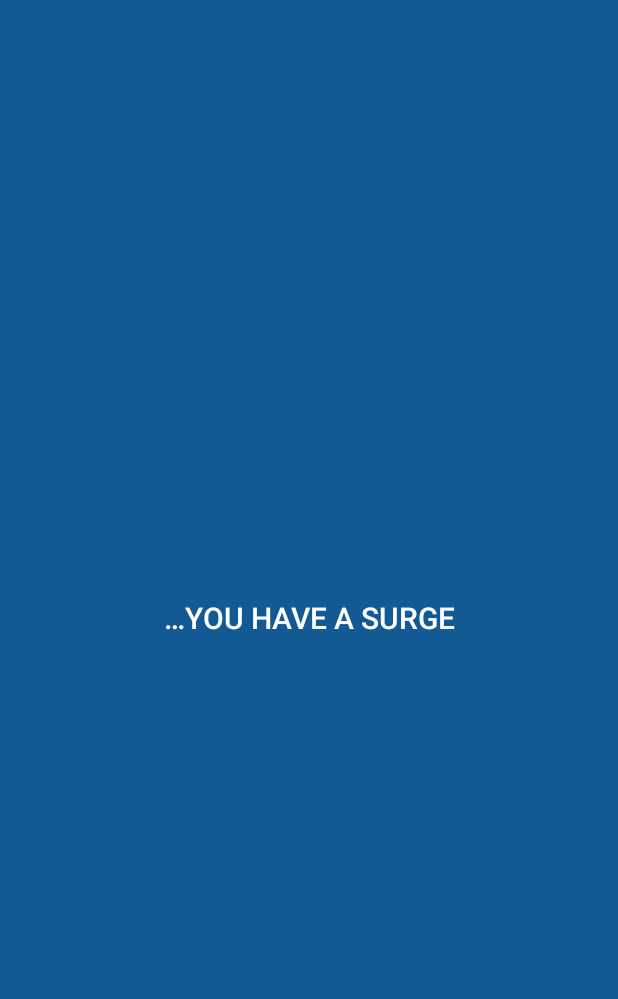
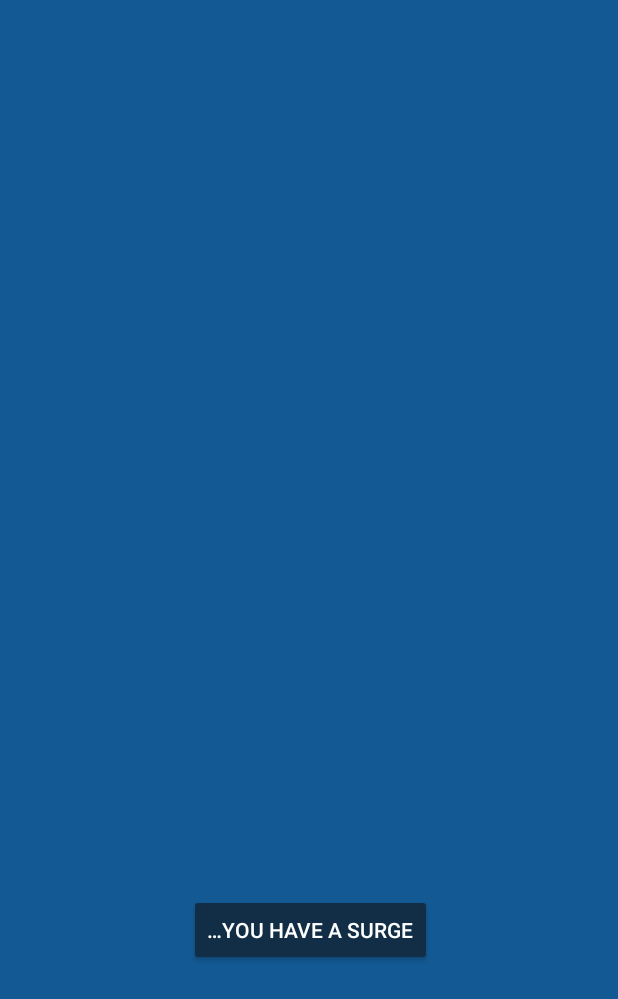
Before and after one commit to santicna/WildSurgeRoll, an Android app: the screen it shows after launch (MainActivity), on a phone screen of 412 x 824 dp. Shown: the top 999 px of the screen. Run offline under Robolectric (Android 15) with nearby library versions, the phone set to English and light mode, and no system bars.

Commit message:
Better surge styling.

```diff
--- a/app/src/main/res/layout/activity_main.xml
+++ b/app/src/main/res/layout/activity_main.xml
@@ -36,16 +36,19 @@
 
     <Button
         android:id="@+id/roll_button"
-        style="@style/Base.Widget.AppCompat.Button.Borderless"
-        android:layout_width="match_parent"
-        android:layout_height="match_parent"
+        android:layout_width="wrap_content"
+        android:layout_height="wrap_content"
+        android:backgroundTint="@color/colorPrimaryDark"
         android:text="@string/you_have_a_surge"
-        android:textSize="20sp"
+        android:visibility="visible"
         app:layout_constraintBottom_toBottomOf="parent"
+        app:layout_constraintEnd_toEndOf="parent"
+        app:layout_constraintHorizontal_bias="0.503"
         app:layout_constraintLeft_toLeftOf="parent"
         app:layout_constraintRight_toRightOf="parent"
+        app:layout_constraintStart_toStartOf="parent"
         app:layout_constraintTop_toTopOf="parent"
-        android:visibility="visible"/>
+        app:layout_constraintVertical_bias="0.768" />
 
     <Button
         android:id="@+id/reset_button"
```
